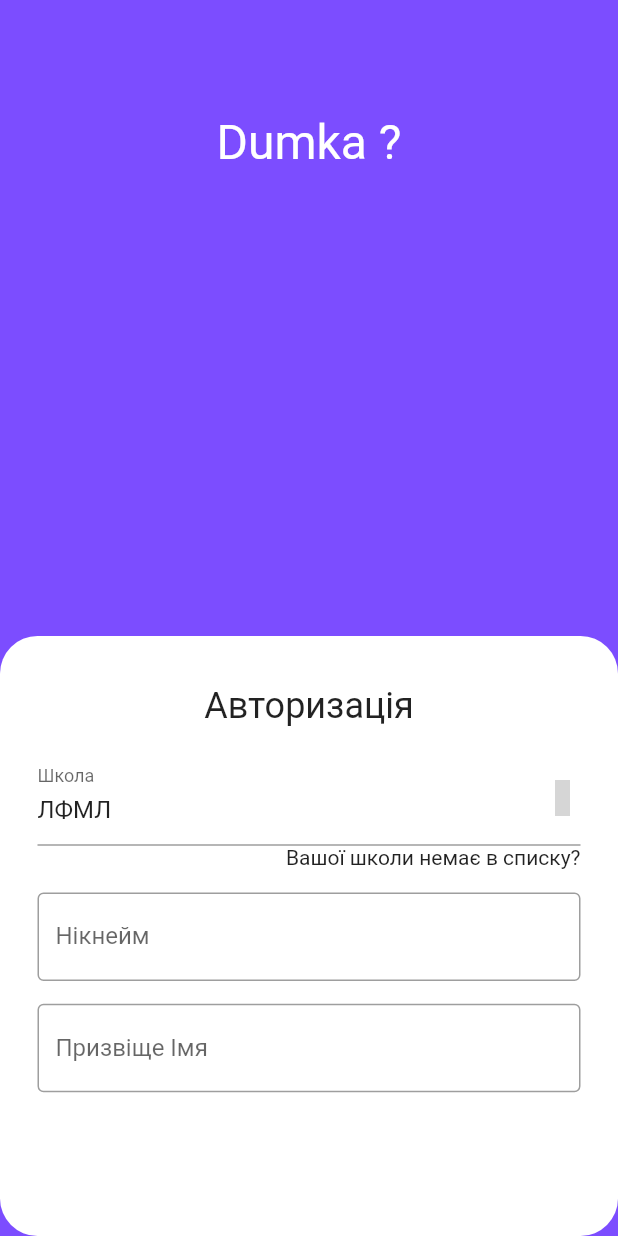
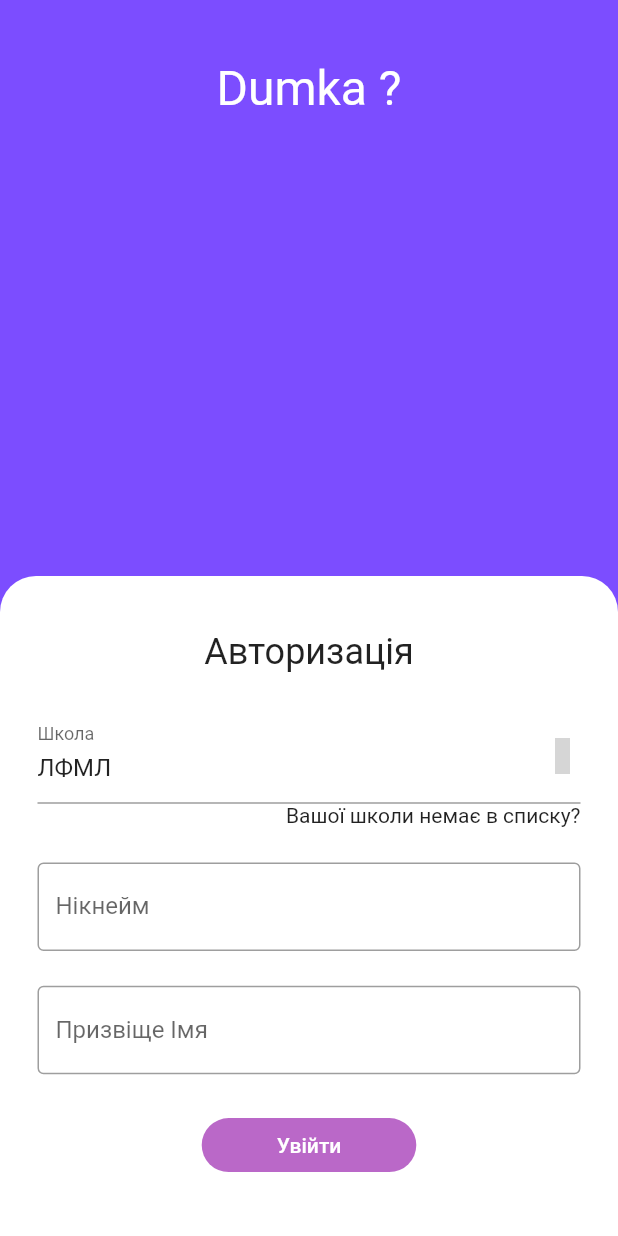
Before and after one commit to smuzi-ua/dumka, a Flutter app: the screen it shows after launch, on a phone screen of 412 x 824 dp. Run offline on Flutter 3.47's test engine with Material 2 defaults, Android fonts, the phone set to English and light mode, and no system bars; our stand-ins replace dio, firebase_core, firebase_crashlytics, flutter_bloc, flutter_svg, google_fonts and 3 more; missing offline and left inert: custom_switch_button; accounts and stored records are empty; grey boxes are pictures that could not be loaded.

Commit message:
fixed keyboard offset on the log in screen; increased the height of the toolbar; accepted linter suggestions

```diff
--- a/lib/screens/authorization_screen.dart
+++ b/lib/screens/authorization_screen.dart
@@ -2,6 +2,8 @@ import 'package:dumka/utils/const.dart';
 import 'package:flutter/cupertino.dart';
 import 'package:flutter/material.dart';
 import 'package:material_design_icons_flutter/material_design_icons_flutter.dart';
+
+import '../wrapper.dart';
 
 class AuthorizationScreen extends StatefulWidget {
   @override
@@ -31,25 +33,27 @@ class AuthorizationState extends State<AuthorizationScreen> {
     ];
     return Scaffold(
       backgroundColor: UIConfig.purple3,
-      body: Column(
-        mainAxisAlignment: MainAxisAlignment.spaceBetween,
+      body: SafeArea(
+        child: Column(
+          // mainAxisAlignment: MainAxisAlignment.spaceBetween,
           // ignore: prefer_const_literals_to_create_immutables
           children: <Widget>[
             const Padding(
-            padding: EdgeInsets.all(75.67),
+              padding: EdgeInsets.all(40),
               child: Text(
                 'Dumka ?',
                 style: TextStyle(color: Colors.white, fontSize: 32),
               ),
             ),
-          Align(
+            Expanded(
+              child: Align(
                 alignment: Alignment.bottomCenter,
                 child: Container(
                   decoration: const BoxDecoration(
-                  borderRadius: BorderRadius.all(Radius.circular(25.0)),
+                      borderRadius:
+                          BorderRadius.vertical(top: Radius.circular(24)),
                       color: Colors.white),
-              height: 400,
-              child: Container(
+                  height: 440,
                   padding: const EdgeInsets.all(25),
                   child: Column(
                       mainAxisAlignment: MainAxisAlignment.spaceAround,
@@ -95,7 +99,14 @@ class AuthorizationState extends State<AuthorizationScreen> {
                         SizedBox(
                           width: 143.06,
                           child: FlatButton(
-                          onPressed: () {},
+                            color: Colors.purple[300],
+                            onPressed: () {
+                              Navigator.push(
+                                  context,
+                                  MaterialPageRoute(
+                                    builder: (context) => DumkaAppWrapper(),
+                                  ));
+                            },
                             shape: RoundedRectangleBorder(
                                 borderRadius: BorderRadius.circular(18.0)),
                             disabledColor: UIConfig.purple2,
@@ -111,6 +122,7 @@ class AuthorizationState extends State<AuthorizationScreen> {
             )
           ],
         ),
+      ),
     );
   }
 }
--- a/lib/screens/components/proposal_list_widget.dart
+++ b/lib/screens/components/proposal_list_widget.dart
@@ -15,7 +15,7 @@ class ProposalsListWidget extends StatelessWidget {
       itemCount: DemoData.namesOfProposal.length,
       itemBuilder: (BuildContext context, int index) {
         // todo move to model_views & display it using model
-        return ProposalsWidget('Text', 10, 1, 5);
+        return const ProposalsWidget('Text', 10, 1, 5);
       },
     );
   }
--- a/lib/screens/components/proposal_widget.dart
+++ b/lib/screens/components/proposal_widget.dart
@@ -10,7 +10,7 @@ class ProposalsWidget extends StatelessWidget {
   final int scoreUp;
   final int scoreDown;
 
-  ProposalsWidget(this.name, this.numberOfComments, this.scoreUp, this.scoreDown);
+  const ProposalsWidget(this.name, this.numberOfComments, this.scoreUp, this.scoreDown);
 
   @override
   Widget build(BuildContext context) {
```
Also changed, not shown: lib/screens/splash_screen.dart (+3 -7 lines), lib/screens/user/user_wrapper.dart (+35 -22 lines). Lines whose indentation alone changed are shown as unchanged.
